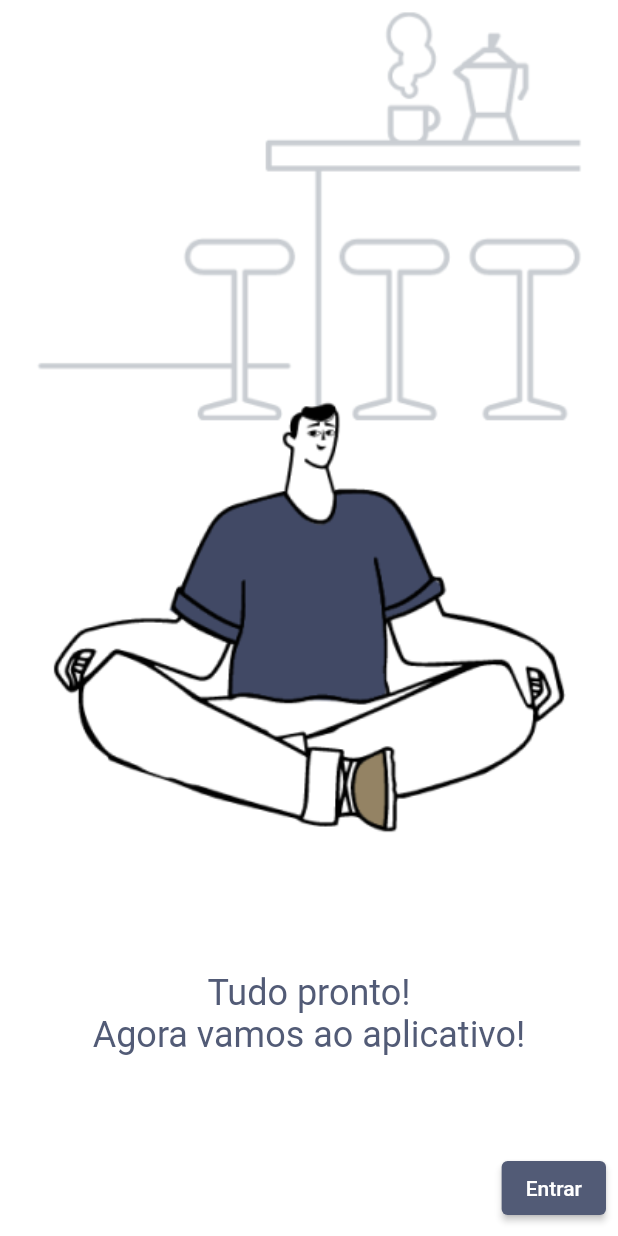
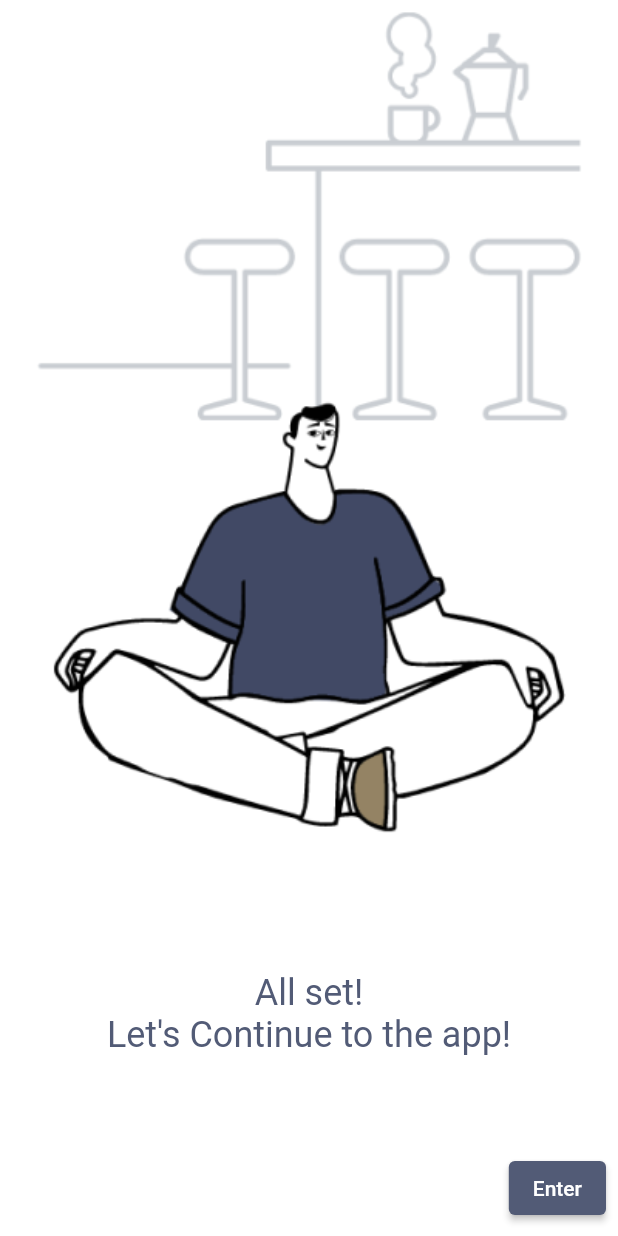
Before and after one commit to xandefreitas/Flutter_Profile, a Flutter app: the screen it shows after launch, swiped to page 3, on a phone screen of 412 x 824 dp. Run offline on Flutter 3.47's test engine with Material 2 defaults, Android fonts, the phone set to English and light mode, and no system bars; our stand-ins replace unicons; generated files the repository leaves out were written again.

Commit message:
l10n onboarding + custom drawer

```diff
--- a/lib/screens/OnboardingScreen/components/onboarding_body.dart
+++ b/lib/screens/OnboardingScreen/components/onboarding_body.dart
@@ -2,6 +2,7 @@ import 'package:flutter/material.dart';
 
 import '../../../core/core.dart';
 import '../../NavigationManagementScreen/navigation_management_screen.dart';
+import 'package:flutter_gen/gen_l10n/app_localizations.dart';
 
 class OnboardingBody extends StatelessWidget {
   final String assetName;
@@ -12,7 +13,7 @@ class OnboardingBody extends StatelessWidget {
   const OnboardingBody({
     Key? key,
     required this.assetName,
-    this.buttonText = 'Próximo',
+    required this.buttonText,
     required this.pageWidget,
     required this.onPressed,
     required this.onboardingLoginScreen,
@@ -40,7 +41,7 @@ class OnboardingBody extends StatelessWidget {
               children: [
                 if (onboardingLoginScreen)
                   ElevatedButton(
-                    child: const Text('Entrar como anônimo'),
+                    child: Text(AppLocalizations.of(context)!.loginAsAnoymousButtonText),
                     style: ElevatedButton.styleFrom(
                       primary: AppColors.white,
                       onPrimary: AppColors.profilePrimary,
--- a/lib/screens/OnboardingScreen/onboarding_screen.dart
+++ b/lib/screens/OnboardingScreen/onboarding_screen.dart
@@ -44,13 +44,13 @@ class _OnboardingScreenState extends State<OnboardingScreen> {
   OnboardingBody thirdOnboardingScreen(BuildContext context) {
     return OnboardingBody(
       assetName: 'assets/images/onboarding_03.png',
-      buttonText: 'Entrar',
+      buttonText: AppLocalizations.of(context)!.onboardingEnterButtonText,
       pageWidget: Align(
         alignment: Alignment.bottomCenter,
         child: Padding(
           padding: const EdgeInsets.only(bottom: 120.0),
           child: Text(
-            'Tudo pronto!\nAgora vamos ao aplicativo!',
+            AppLocalizations.of(context)!.onboardingCompleteMessage,
             style: AppTextStyles.textSize24.copyWith(
               color: AppColors.profilePrimary,
             ),
@@ -73,6 +73,7 @@ class _OnboardingScreenState extends State<OnboardingScreen> {
   OnboardingBody secondOnboardingScreen() {
     return OnboardingBody(
       assetName: 'assets/images/onboarding_02.png',
+      buttonText: AppLocalizations.of(context)!.onboardingNextButtonText,
       pageWidget: Align(
         alignment: Alignment.topCenter,
         child: Padding(
@@ -84,7 +85,7 @@ class _OnboardingScreenState extends State<OnboardingScreen> {
           child: Column(
             children: [
               Text(
-                AppLocalizations.of(context)!.loginMessage,
+                AppLocalizations.of(context)!.onboardingLoginMessage,
                 style: AppTextStyles.textSize24.copyWith(
                   color: AppColors.profilePrimary,
                 ),
@@ -108,6 +109,7 @@ class _OnboardingScreenState extends State<OnboardingScreen> {
   OnboardingBody firstOnboardingScreen() {
     return OnboardingBody(
       assetName: 'assets/images/onboarding_01.png',
+      buttonText: AppLocalizations.of(context)!.onboardingNextButtonText,
       pageWidget: Padding(
         padding: const EdgeInsets.only(top: 16.0),
         child: Align(
@@ -118,7 +120,7 @@ class _OnboardingScreenState extends State<OnboardingScreen> {
               mainAxisAlignment: MainAxisAlignment.center,
               children: [
                 Text(
-                  AppLocalizations.of(context)!.welcomeMessage,
+                  AppLocalizations.of(context)!.onboardingWelcomeMessage,
                   style: AppTextStyles.textSize24.copyWith(
                     color: AppColors.profilePrimary,
                   ),
```
Also changed, not shown: lib/common/widgets/custom_drawer.dart (+6 -6 lines), lib/l10n/app_en.arb (+40 -4 lines), lib/l10n/app_pt.arb (+11 -2 lines).
